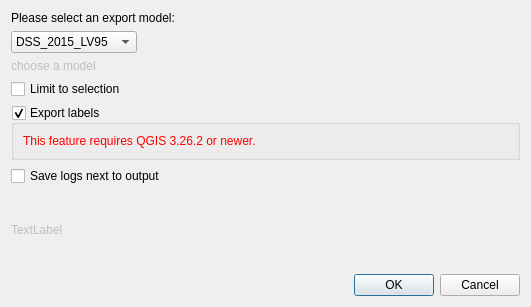
QGEP/qgepqwat2ili, file qgepqwat2ili/gui/gui_export4.ui: the form before one commit.
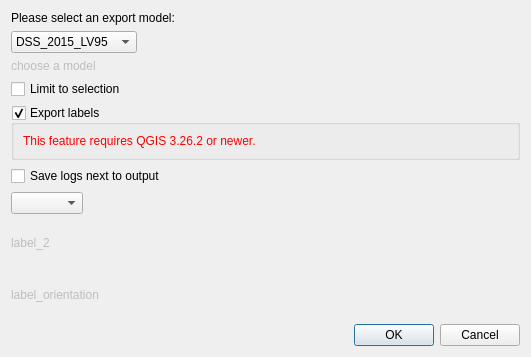
The form after the commit.

Commit message: add orientation as variable to qgep_export

```diff
--- a/qgepqwat2ili/gui/gui_export4.ui
+++ b/qgepqwat2ili/gui/gui_export4.ui
@@ -7,7 +7,7 @@
     <x>0</x>
     <y>0</y>
     <width>531</width>
-    <height>307</height>
+    <height>357</height>
    </rect>
   </property>
   <property name="sizePolicy">
@@ -87,6 +87,9 @@
        </property>
       </widget>
      </item>
+     <item row="7" column="0">
+      <widget class="QComboBox" name="comboBox_orientation"/>
+     </item>
     </layout>
    </item>
    <item>
@@ -95,7 +98,17 @@
       <bool>false</bool>
      </property>
      <property name="text">
-      <string>TextLabel</string>
+      <string>label_2</string>
+     </property>
+    </widget>
+   </item>
+   <item>
+    <widget class="QLabel" name="label_orientation">
+     <property name="enabled">
+      <bool>false</bool>
+     </property>
+     <property name="text">
+      <string>label_orientation</string>
      </property>
     </widget>
    </item>
```
The commit also changes 5 other files.
